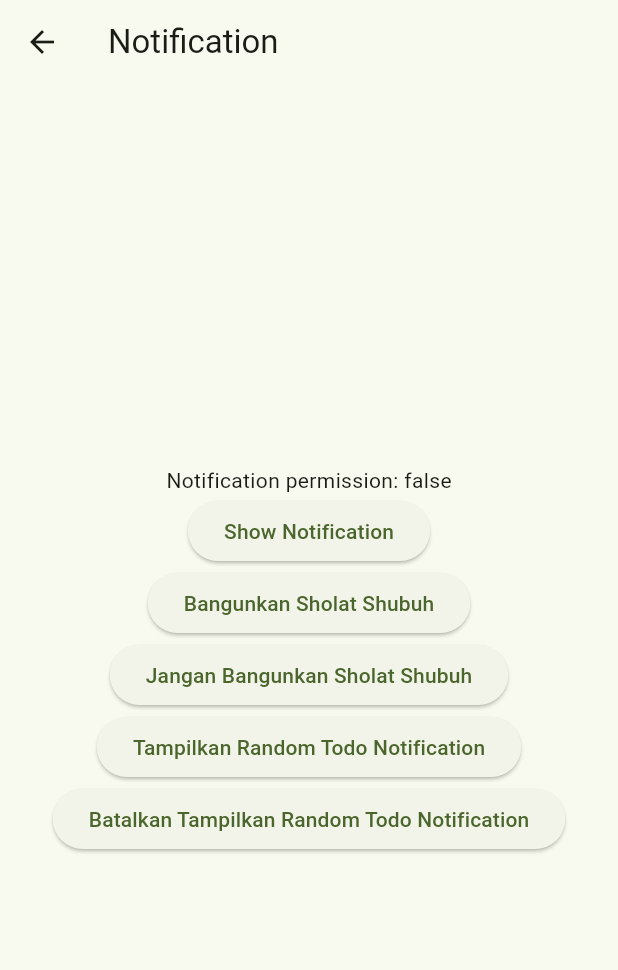
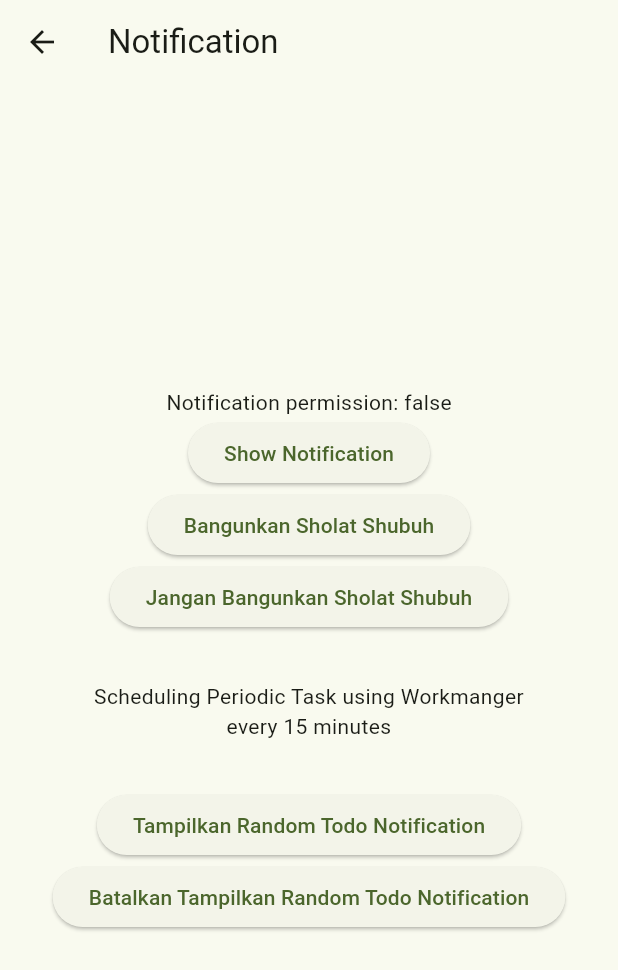
Before and after one commit to bayu07750/flutter_test_demo, a Flutter app: the NotificationPage screen opened directly, on a phone screen of 412 x 824 dp. Shown: the top 970 px of the screen. Run offline on Flutter 3.47's test engine with Material 3 defaults, Android fonts, the phone set to English and light mode, and no system bars; our stand-ins replace flutter_local_notifications, flutter_timezone, fpdart, timezone; missing offline and left inert: http_interceptor, workmanager; statements that could not run were skipped.

Commit message:
add information about scheduling periodic task

```diff
--- a/lib/presentation/notification_page.dart
+++ b/lib/presentation/notification_page.dart
@@ -72,6 +72,19 @@ class _NotificationPageState extends State<NotificationPage> {
               },
               child: Text('Jangan Bangunkan Sholat Shubuh'),
             ),
+            SizedBox(
+              height: 32,
+            ),
+            SizedBox(
+              width: 300,
+              child: Text(
+                'Scheduling Periodic Task using Workmanger every 15 minutes',
+                textAlign: TextAlign.center,
+              ),
+            ),
+            SizedBox(
+              height: 32,
+            ),
             ElevatedButton(
               onPressed: () {
                 _runPeriodicTask(context);
```
